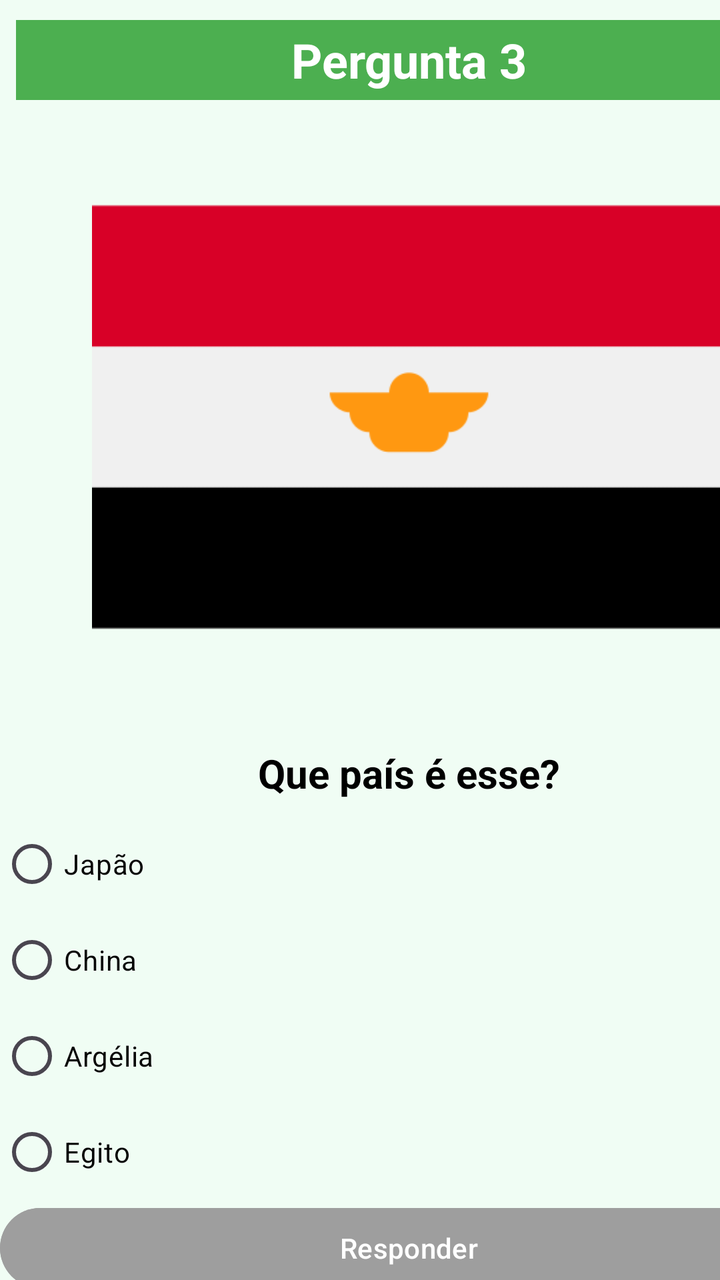
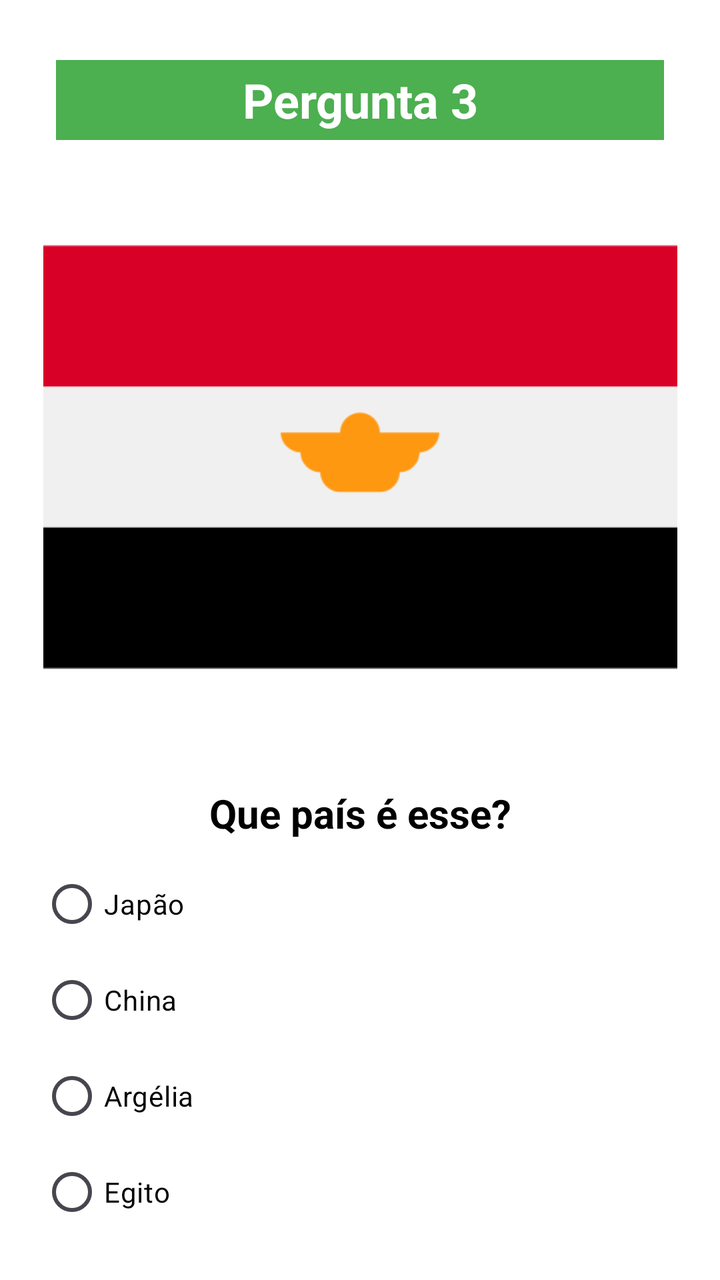

Compare the two renders of this Android layout. The source of the first and the diff that turns it into the second are given below.
<!-- AndroidManifest.xml: application theme Theme.QuizBandeiras -->
<!-- res/layout/activity_pergunta3.xml -->
<?xml version="1.0" encoding="utf-8"?>
<androidx.constraintlayout.widget.ConstraintLayout xmlns:android="http://schemas.android.com/apk/res/android"
    xmlns:app="http://schemas.android.com/apk/res-auto"
    xmlns:tools="http://schemas.android.com/tools"
    android:id="@+id/main"
    android:layout_width="match_parent"
    android:layout_height="match_parent"
    android:background="#F0FDF4"
    tools:context=".Pergunta3">

    <LinearLayout
        android:layout_width="409dp"
        android:layout_height="729dp"
        android:orientation="vertical">

        <TextView
            android:id="@+id/textView6"
            android:layout_width="match_parent"
            android:layout_height="40dp"
            android:layout_marginStart="8dp"
            android:layout_marginTop="10dp"
            android:layout_marginEnd="8dp"
            android:background="#4CAF50"
            android:gravity="center"
            android:text="Pergunta 3"
            android:textColor="@android:color/white"
            android:textSize="24sp"
            android:textStyle="bold" />

        <ImageView
            android:id="@+id/imageView2"
            android:layout_width="match_parent"
            android:layout_height="317dp"
            app:srcCompat="@drawable/egito" />

        <TextView
            android:id="@+id/textView2"
            android:layout_width="match_parent"
            android:layout_height="wrap_content"
            android:layout_marginTop="6dp"
            android:layout_marginBottom="8dp"
            android:gravity="center"
            android:text="Que país é esse?"
            android:textColor="@android:color/black"
            android:textSize="20sp"
            android:textStyle="bold" />

        <RadioGroup
            android:id="@+id/rgpAlternativas"
            android:layout_width="match_parent"
            android:layout_height="match_parent">

            <RadioButton
                android:id="@+id/rgbOpcao1"
                android:layout_width="match_parent"
                android:layout_height="wrap_content"
                android:text="Japão "
                android:textColor="#070606"
                android:textColorLink="#000000" />

            <RadioButton
                android:id="@+id/rgbOpcao2"
                android:layout_width="match_parent"
                android:layout_height="wrap_content"
                android:text="China"
                android:textColor="#070606"
                android:textColorLink="#000000" />

            <RadioButton
                android:id="@+id/rgbOpcao3"
                android:layout_width="match_parent"
                android:layout_height="wrap_content"
                android:text="Argélia"
                android:textColor="#070606"
                android:textColorLink="#000000" />

            <RadioButton
                android:id="@+id/rgbOpcao4"
                android:layout_width="match_parent"
                android:layout_height="wrap_content"
                android:text="Egito"
                android:textColor="#070606"
                android:textColorLink="#000000" />

            <Button
                android:id="@+id/btnResponder"
                android:layout_width="match_parent"
                android:layout_height="wrap_content"
                android:backgroundTint="#9E9E9E"
                android:enabled="false"
                android:text="Responder"
                android:textColor="@android:color/white" />
        </RadioGroup>
    </LinearLayout>
</androidx.constraintlayout.widget.ConstraintLayout>
<!-- resources referenced by this layout -->
<resources>
  <!-- drawable egito: png bitmap (drawable, 3653 bytes) -->
  <style name="Theme.QuizBandeiras" parent="Base.Theme.QuizBandeiras" />
  <style name="Base.Theme.QuizBandeiras" parent="Theme.Material3.DayNight.NoActionBar">
          
          
      </style>
</resources>

<!-- the commit's change to res/layout/activity_pergunta3.xml (unified diff, before → after) -->
@@ -9,9 +9,11 @@
     tools:context=".Pergunta3">
 
     <LinearLayout
-        android:layout_width="409dp"
-        android:layout_height="729dp"
-        android:orientation="vertical">
+        android:layout_width="match_parent"
+        android:layout_height="match_parent"
+        android:background="#FFFFFF"
+        android:orientation="vertical"
+        android:padding="20dp">
 
         <TextView
             android:id="@+id/textView6"
